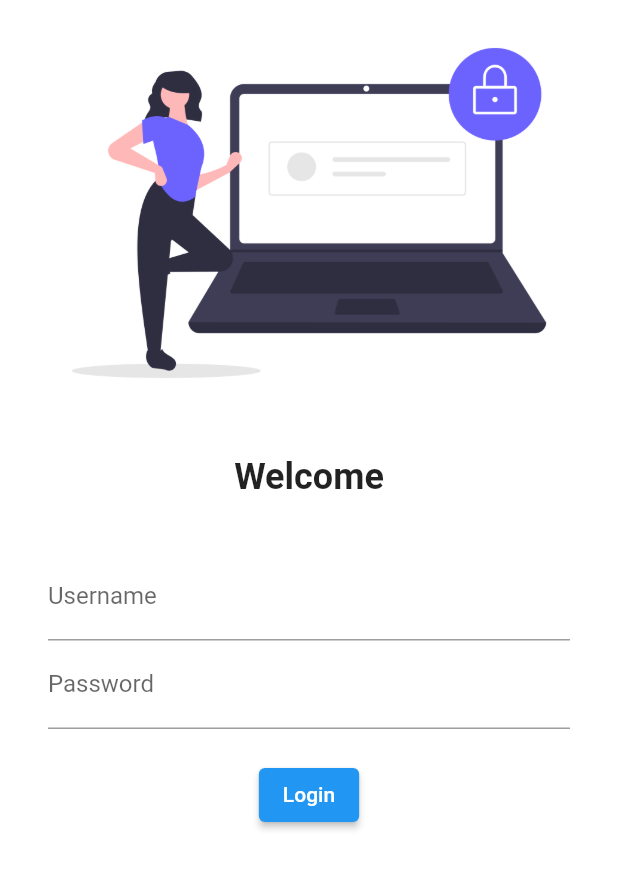
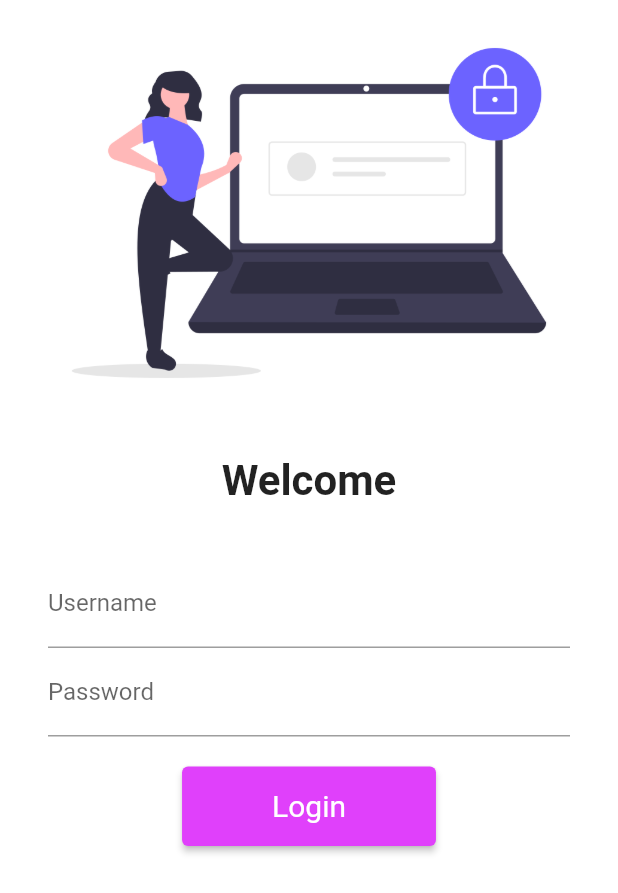
Before and after one commit to ramayashb/30DaysFlutter, a Flutter app: the screen it shows after launch, on a phone screen of 412 x 824 dp. Shown: the top 893 px of the screen. Run offline on Flutter 3.47's test engine with Material 2 defaults, Android fonts, the phone set to English and light mode, and no system bars; our stand-ins replace google_fonts.

Commit message:
day 5 complete

```diff
--- /dev/null
+++ b/lib/Utils/routes.dart
@@ -0,0 +1,4 @@
+class MyRoutes {
+  static String loginRoute = "/login";
+  static String homeRoute = "/home";
+}
--- a/lib/main.dart
+++ b/lib/main.dart
@@ -1,4 +1,5 @@
 import 'package:flutter/material.dart';
+import 'package:flutter_application_demo/Utils/routes.dart';
 import 'package:flutter_application_demo/pages/home_page.dart';
 import 'package:flutter_application_demo/pages/login_page.dart';
 import 'package:google_fonts/google_fonts.dart';
@@ -13,6 +14,7 @@ class MyApp extends StatelessWidget {
   Widget build(BuildContext context) {
 
     return  MaterialApp(
+      debugShowCheckedModeBanner: false,
     //  home: HomePage(),
      themeMode: ThemeMode.light,
      darkTheme: ThemeData(
@@ -21,8 +23,8 @@ class MyApp extends StatelessWidget {
      ),
      routes: {
        "/" : (context)=> LoginPage(),
-       "/home": (context) => HomePage(),
-       "/login": (context) => LoginPage(),
+       MyRoutes.homeRoute: (context) => HomePage(),
+       MyRoutes.loginRoute: (context) => LoginPage(),
      },
     );
   }
--- a/lib/pages/login_page.dart
+++ b/lib/pages/login_page.dart
@@ -1,19 +1,24 @@
 import 'package:flutter/material.dart';
+import 'package:flutter_application_demo/Utils/routes.dart';
 
 class LoginPage extends StatelessWidget {
   @override
   Widget build(BuildContext context) {
     return Material(
       color: Colors.white,
+      child: SingleChildScrollView(
         child: Column(
           children: [
-          Image.asset("assets/images/login_image.png", fit: BoxFit.cover),
+            Image.asset(
+              "assets/images/login_image.png",
+              fit: BoxFit.cover,
+            ),
             SizedBox(
               height: 20.0,
             ),
             Text(
               "Welcome",
-            style: TextStyle(fontSize: 24, fontWeight: FontWeight.bold),
+              style: TextStyle(fontSize: 28, fontWeight: FontWeight.bold),
             ),
             SizedBox(
               height: 20.0,
@@ -38,13 +43,23 @@ class LoginPage extends StatelessWidget {
                   ElevatedButton(
                     onPressed: () {
                       print("Clicked");
+                      Navigator.pushNamed(context, MyRoutes.homeRoute);
                     },
-                    child: Text("Login"))
+                    child: Text("Login"),
+                    style: ElevatedButton.styleFrom(
+                      // background color
+                      primary: Colors.purpleAccent,
+                      padding: const EdgeInsets.symmetric(
+                          horizontal: 60, vertical: 15),
+                      textStyle: const TextStyle(fontSize: 20),
+                    ),
+                  ),
                 ],
               ),
             ),
           ],
         ),
+      ),
     );
   }
 }
```
Lines whose indentation alone changed are shown as unchanged.
